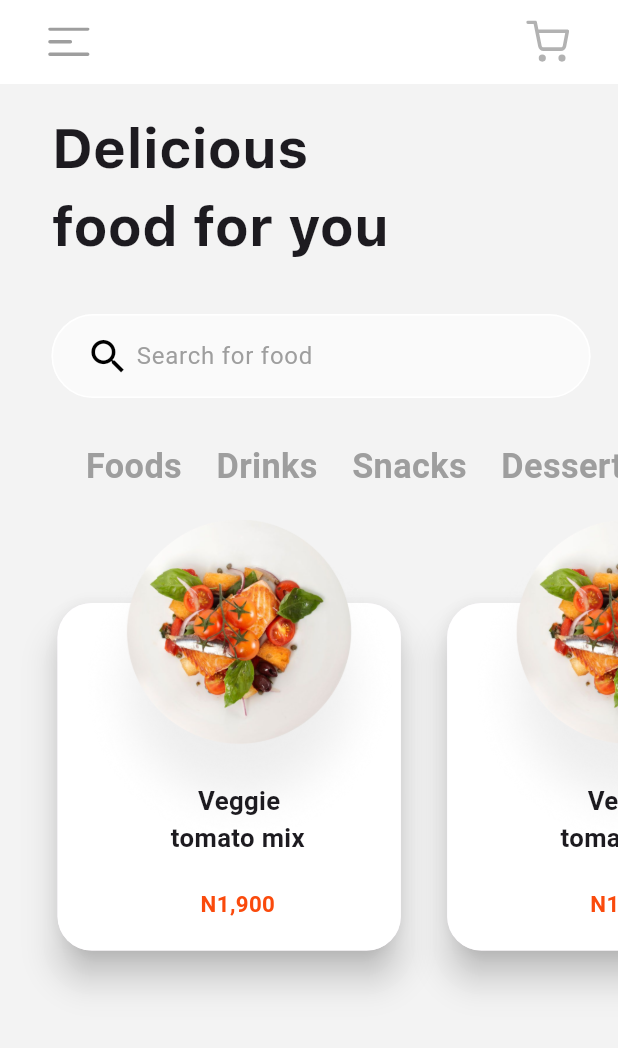
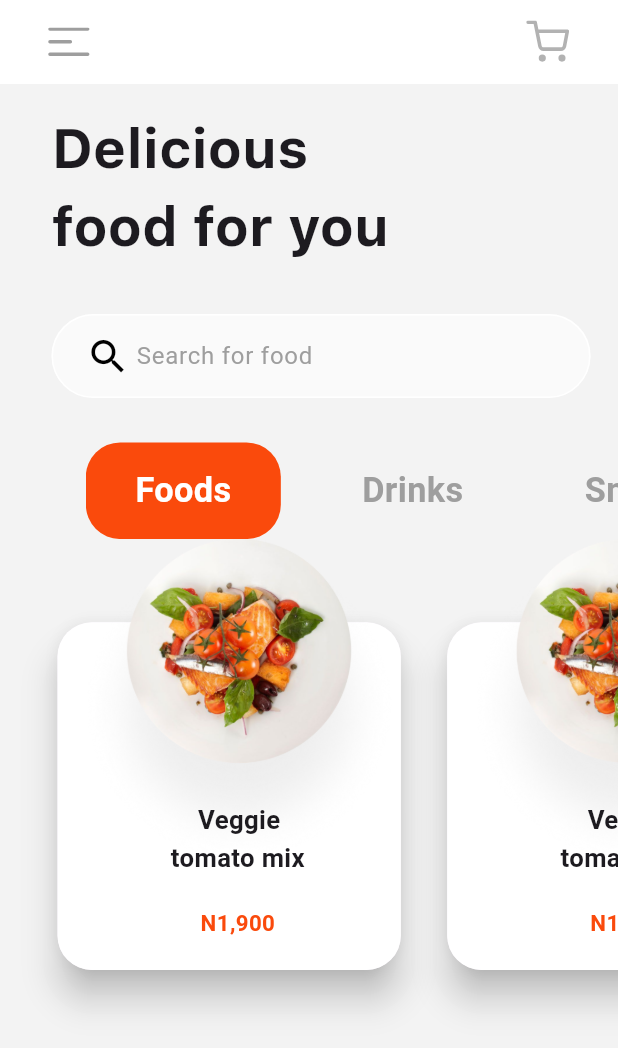
Before and after one commit to anuj-1637/food_delivery_app, a Flutter app: the Home_Screen screen opened directly, on a phone screen of 412 x 824 dp. Shown: the top 1048 px of the screen. Run offline on Flutter 3.47's test engine with Material 3 defaults, Android fonts, the phone set to English and light mode, and no system bars; our stand-ins replace flutter_screenutil, flutter_svg, font_awesome_flutter, rive; project files that could hold a hidden picture were left out.

Commit message:
food app

```diff
--- a/lib/Screens/home_screen.dart
+++ b/lib/Screens/home_screen.dart
@@ -102,13 +102,23 @@ class Home_Screen_State extends State<Home_Screen> {
                       onTap: () {
                         setState(() {
                           controller.jumpToPage(index);
+                          pageNumber = index;
                         });
                       },
                       child: Container(
+                        width: 130,
+
+                        alignment: Alignment.center,
+                        decoration: BoxDecoration(
+                          color: pageNumber == index ? Color(0xffFA4A0C) : null,
+                          borderRadius: BorderRadius.circular(20.r),
+                        ),
                         child: Text(
                           "${items[index]}",
                           style: TextStyle(
-                            color: Colors.grey,
+                            color: pageNumber == index
+                                ? Colors.white
+                                : Colors.grey,
                             fontSize: 20.sp,
                             fontWeight: FontWeight.bold,
                           ),
@@ -122,7 +132,7 @@ class Home_Screen_State extends State<Home_Screen> {
                 ),
               ),
             ),
-            SizedBox(height: 30.h),
+            SizedBox(height: 40.h),
 
             SizedBox(
               height: 200.h,
```
